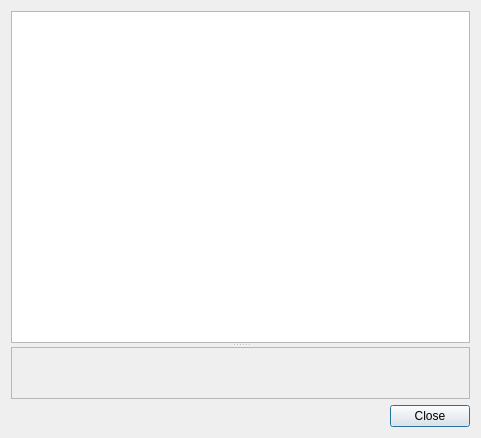
Before: the Qt Designer form hgqvlib/qt4/fileviewer.ui in TyberiusPrime/hgview, drawn with Qt 5.
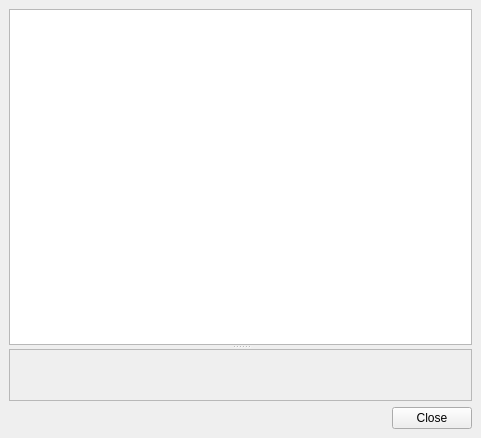
After: the same form once the commit is applied. Custom widgets are drawn as their Qt base class.

Commit message: Refactored dialogs to make them QMainWindow instead of QDialog (so the quickbars work with them)

The edit to the form file:
```diff
--- a/hgqvlib/qt4/fileviewer.ui
+++ b/hgqvlib/qt4/fileviewer.ui
@@ -1,6 +1,6 @@
 <ui version="4.0" >
- <class>Dialog</class>
- <widget class="QDialog" name="Dialog" >
+ <class>MainWindow</class>
+ <widget class="QMainWindow" name="MainWindow" >
   <property name="geometry" >
    <rect>
     <x>0</x>
@@ -10,7 +10,16 @@
    </rect>
   </property>
   <property name="windowTitle" >
-   <string>Dialog</string>
+   <string>hg FileViewer</string>
+  </property>
+  <widget class="QWidget" name="centralwidget" >
+   <property name="geometry" >
+    <rect>
+     <x>0</x>
+     <y>0</y>
+     <width>481</width>
+     <height>438</height>
+    </rect>
   </property>
   <layout class="QVBoxLayout" name="verticalLayout" >
    <item>
@@ -57,6 +66,7 @@
    </item>
   </layout>
  </widget>
+ </widget>
  <customwidgets>
   <customwidget>
    <class>HgRepoView</class>
```
Left out of the diff: 4 changed lines with no effect on the pictures. Lines whose indentation alone changed are shown as unchanged. The commit also changes 5 other files.
